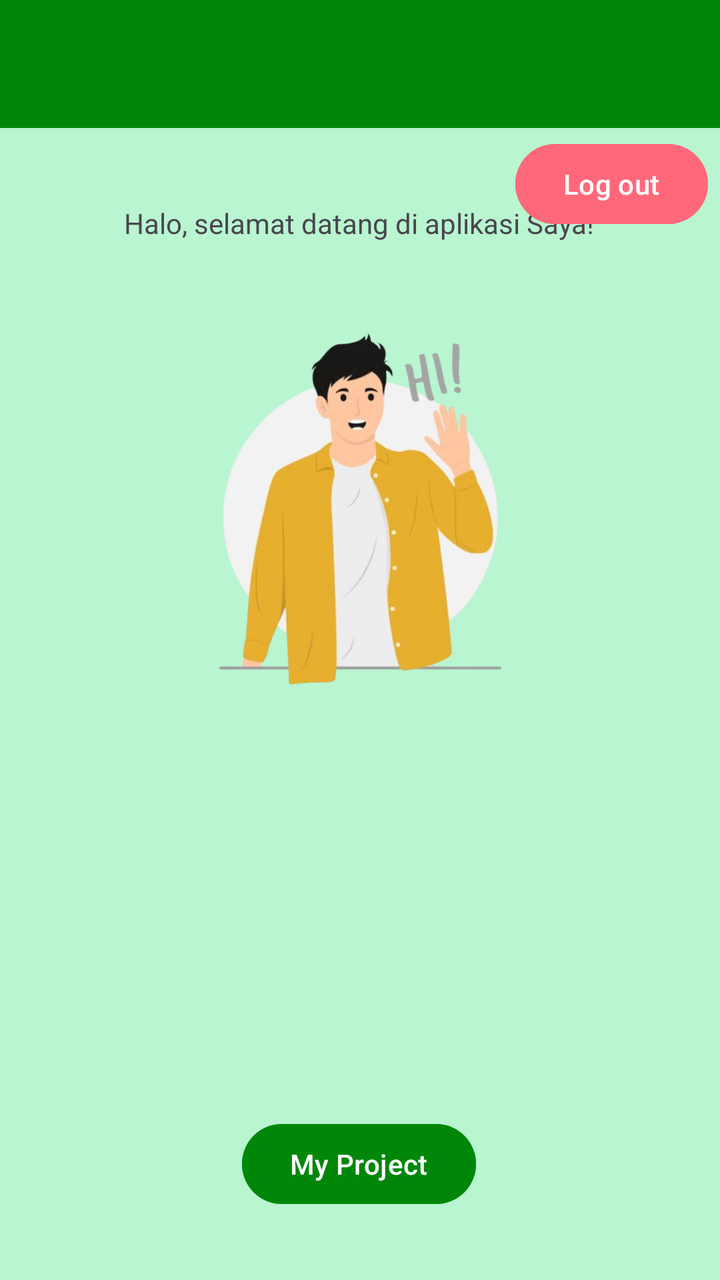
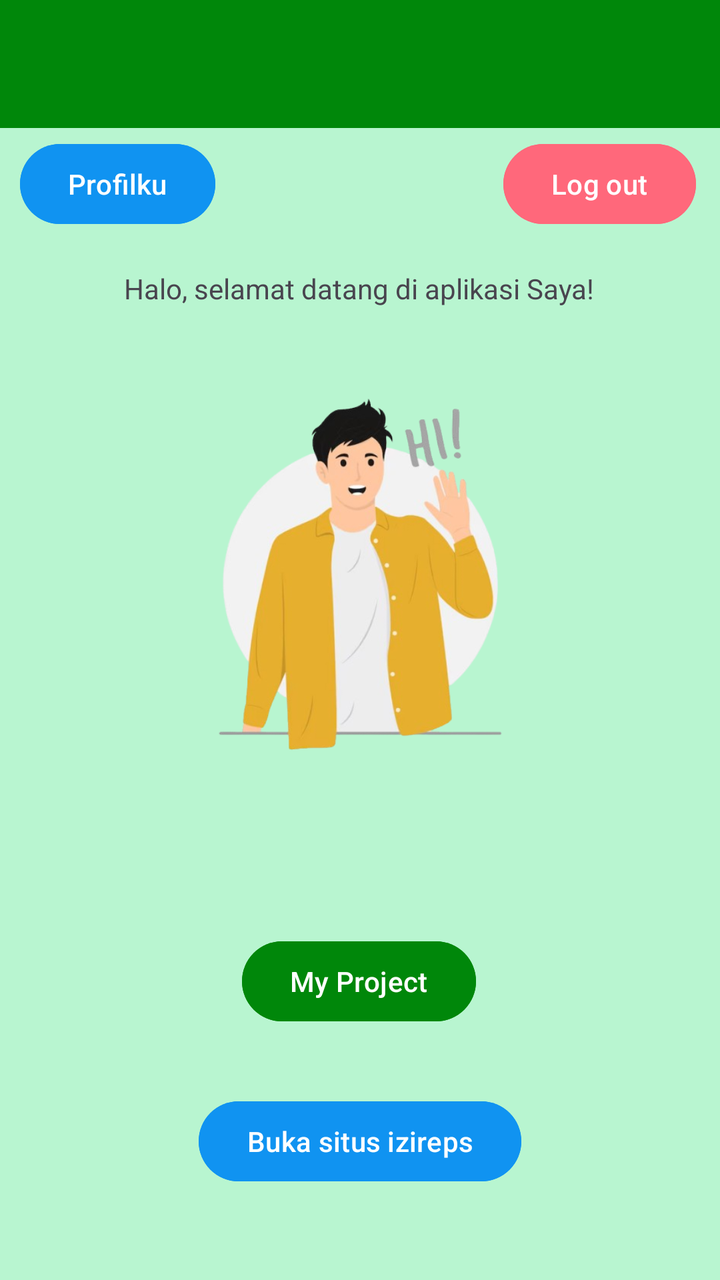

Compare the two renders of this Android layout. The source of the first and the diff that turns it into the second are given below.
<!-- AndroidManifest.xml: application theme Theme.Mrstango -->
<!-- res/layout/activity_main.xml -->
<?xml version="1.0" encoding="utf-8"?>
<androidx.constraintlayout.widget.ConstraintLayout xmlns:android="http://schemas.android.com/apk/res/android"
    xmlns:app="http://schemas.android.com/apk/res-auto"
    xmlns:tools="http://schemas.android.com/tools"
    android:id="@+id/main"
    android:layout_width="match_parent"
    android:layout_height="match_parent"
    android:background="@color/light_green"
    tools:context=".MainActivity">

    <androidx.appcompat.widget.Toolbar
        android:id="@+id/toolbar"
        android:layout_width="match_parent"
        android:layout_height="?attr/actionBarSize"
        android:background="@color/dark_green"
        app:layout_constraintEnd_toEndOf="parent"
        app:layout_constraintStart_toStartOf="parent"
        app:layout_constraintTop_toTopOf="parent"
        app:subtitleTextColor="@android:color/white"
        app:titleTextColor="@android:color/white" />

    <TextView
        android:id="@+id/textView"
        android:layout_width="wrap_content"
        android:layout_height="wrap_content"
        android:text="Halo, selamat datang di aplikasi Saya!"
        app:layout_constraintBottom_toBottomOf="parent"
        app:layout_constraintEnd_toEndOf="parent"
        app:layout_constraintHorizontal_bias="0.497"
        app:layout_constraintStart_toStartOf="parent"
        app:layout_constraintTop_toTopOf="parent"
        app:layout_constraintVertical_bias="0.164" />

    <Button
        android:id="@+id/btnMyProject"
        android:layout_width="wrap_content"
        android:layout_height="wrap_content"
        android:layout_marginTop="208dp"
        android:backgroundTint="#00870A"
        android:text="My Project"
        app:layout_constraintEnd_toEndOf="parent"
        app:layout_constraintHorizontal_bias="0.498"
        app:layout_constraintStart_toStartOf="parent"
        app:layout_constraintTop_toBottomOf="@+id/imageView" />

    <ImageView
        android:id="@+id/imageView"
        android:layout_width="191dp"
        android:layout_height="197dp"
        android:layout_marginTop="32dp"
        app:layout_constraintEnd_toEndOf="parent"
        app:layout_constraintStart_toStartOf="parent"
        app:layout_constraintTop_toBottomOf="@+id/textView"
        app:srcCompat="@drawable/hai" />

    <Button
        android:id="@+id/btnToWebView"
        android:layout_width="wrap_content"
        android:layout_height="wrap_content"
        android:layout_marginTop="32dp"
        android:backgroundTint="@color/blue_100"
        android:text="Buka situs izireps"
        app:layout_constraintEnd_toEndOf="parent"
        app:layout_constraintStart_toStartOf="parent"
        app:layout_constraintTop_toBottomOf="@+id/btnMyProject" />

    <Button
        android:id="@+id/btnLogout"
        android:layout_width="wrap_content"
        android:layout_height="wrap_content"
        android:layout_marginTop="4dp"
        android:backgroundTint="@color/light_red"
        android:text="Log out"
        app:layout_constraintEnd_toEndOf="parent"
        app:layout_constraintHorizontal_bias="0.977"
        app:layout_constraintStart_toStartOf="parent"
        app:layout_constraintTop_toBottomOf="@+id/toolbar" />

</androidx.constraintlayout.widget.ConstraintLayout>
<!-- resources referenced by this layout -->
<resources>
  <color name="blue_100">#1093f1</color>
  <color name="dark_green">#00870A</color>
  <color name="light_green">#B8F5D0</color>
  <color name="light_red">#FF687B</color>
  <!-- drawable hai: png bitmap (drawable, 138639 bytes) -->
  <style name="Theme.Mrstango" parent="Base.Theme.Mrstango" />
  <style name="Base.Theme.Mrstango" parent="Theme.Material3.DayNight.NoActionBar">
          
          
      </style>
</resources>

<!-- the commit's change to res/layout/activity_main.xml (unified diff, before → after) -->
@@ -29,13 +29,13 @@
         app:layout_constraintHorizontal_bias="0.497"
         app:layout_constraintStart_toStartOf="parent"
         app:layout_constraintTop_toTopOf="parent"
-        app:layout_constraintVertical_bias="0.164" />
+        app:layout_constraintVertical_bias="0.217" />
 
     <Button
         android:id="@+id/btnMyProject"
         android:layout_width="wrap_content"
         android:layout_height="wrap_content"
-        android:layout_marginTop="208dp"
+        android:layout_marginTop="84dp"
         android:backgroundTint="#00870A"
         android:text="My Project"
         app:layout_constraintEnd_toEndOf="parent"
@@ -72,7 +72,19 @@
         android:backgroundTint="@color/light_red"
         android:text="Log out"
         app:layout_constraintEnd_toEndOf="parent"
-        app:layout_constraintHorizontal_bias="0.977"
+        app:layout_constraintHorizontal_bias="0.955"
+        app:layout_constraintStart_toStartOf="parent"
+        app:layout_constraintTop_toBottomOf="@+id/toolbar" />
+
+    <Button
+        android:id="@+id/btnProfile"
+        android:layout_width="wrap_content"
+        android:layout_height="wrap_content"
+        android:layout_marginTop="4dp"
+        android:backgroundTint="@color/blue_100"
+        android:text="Profilku"
+        app:layout_constraintEnd_toEndOf="parent"
+        app:layout_constraintHorizontal_bias="0.038"
         app:layout_constraintStart_toStartOf="parent"
         app:layout_constraintTop_toBottomOf="@+id/toolbar" />
 
